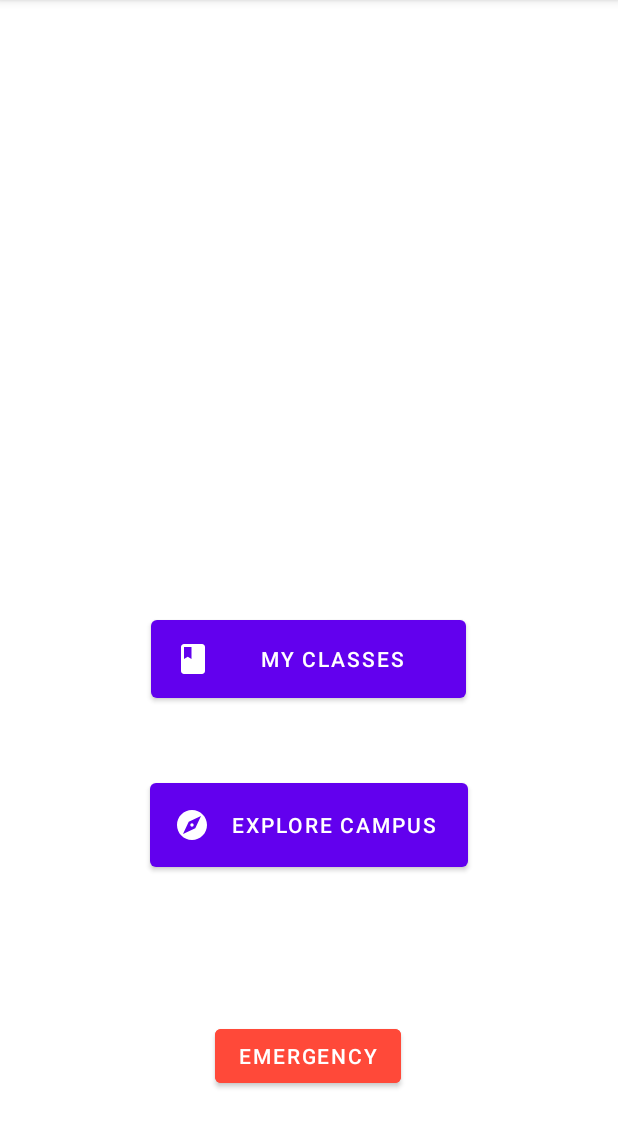
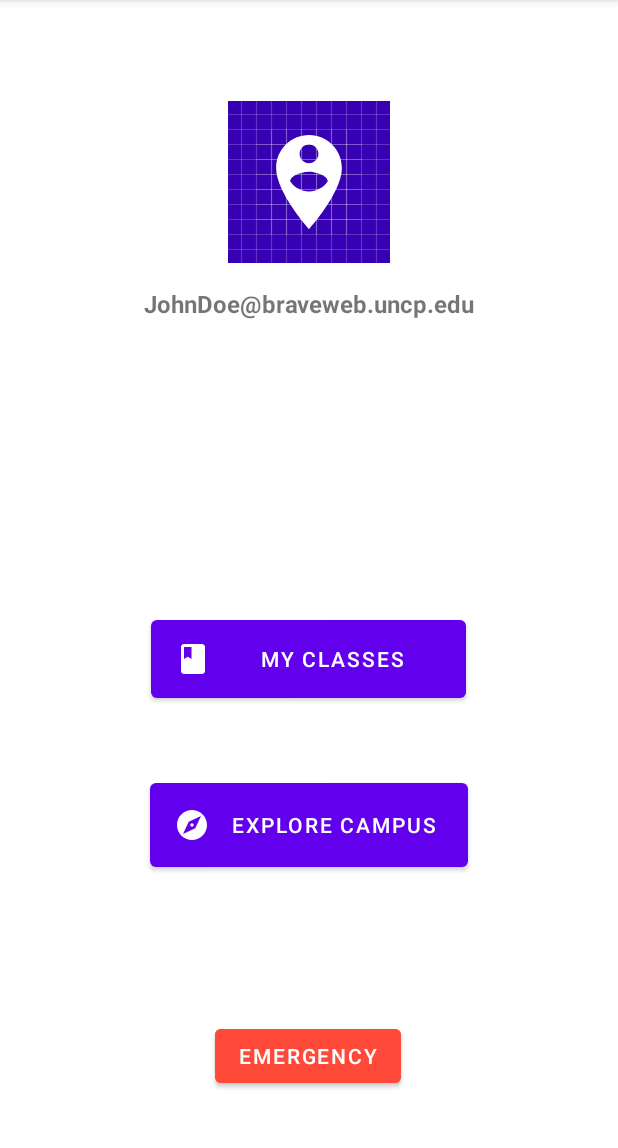
Before and after one commit to ETS-Android3/CampusWalker, an Android app: the loggedInNavigation screen opened directly, with no data from a screen before it, on a phone screen of 412 x 824 dp, the part 84-1232 px from its top. Run offline under Robolectric (Android 15) with nearby library versions, the phone set to English and light mode, and no system bars.

Commit message:
Update images in launch menu and user navigation

```diff
--- /dev/null
+++ b/MyApplication/app/src/main/res/drawable/ic_user_avatar_background.xml
@@ -0,0 +1,74 @@
+<?xml version="1.0" encoding="utf-8"?>
+<vector
+    android:height="108dp"
+    android:width="108dp"
+    android:viewportHeight="108"
+    android:viewportWidth="108"
+    xmlns:android="http://schemas.android.com/apk/res/android">
+    <path android:fillColor="@color/purple_700"
+          android:pathData="M0,0h108v108h-108z"/>
+    <path android:fillColor="#00000000" android:pathData="M9,0L9,108"
+          android:strokeColor="#33FFFFFF" android:strokeWidth="0.8"/>
+    <path android:fillColor="#00000000" android:pathData="M19,0L19,108"
+          android:strokeColor="#33FFFFFF" android:strokeWidth="0.8"/>
+    <path android:fillColor="#00000000" android:pathData="M29,0L29,108"
+          android:strokeColor="#33FFFFFF" android:strokeWidth="0.8"/>
+    <path android:fillColor="#00000000" android:pathData="M39,0L39,108"
+          android:strokeColor="#33FFFFFF" android:strokeWidth="0.8"/>
+    <path android:fillColor="#00000000" android:pathData="M49,0L49,108"
+          android:strokeColor="#33FFFFFF" android:strokeWidth="0.8"/>
+    <path android:fillColor="#00000000" android:pathData="M59,0L59,108"
+          android:strokeColor="#33FFFFFF" android:strokeWidth="0.8"/>
+    <path android:fillColor="#00000000" android:pathData="M69,0L69,108"
+          android:strokeColor="#33FFFFFF" android:strokeWidth="0.8"/>
+    <path android:fillColor="#00000000" android:pathData="M79,0L79,108"
+          android:strokeColor="#33FFFFFF" android:strokeWidth="0.8"/>
+    <path android:fillColor="#00000000" android:pathData="M89,0L89,108"
+          android:strokeColor="#33FFFFFF" android:strokeWidth="0.8"/>
+    <path android:fillColor="#00000000" android:pathData="M99,0L99,108"
+          android:strokeColor="#33FFFFFF" android:strokeWidth="0.8"/>
+    <path android:fillColor="#00000000" android:pathData="M0,9L108,9"
+          android:strokeColor="#33FFFFFF" android:strokeWidth="0.8"/>
+    <path android:fillColor="#00000000" android:pathData="M0,19L108,19"
+          android:strokeColor="#33FFFFFF" android:strokeWidth="0.8"/>
+    <path android:fillColor="#00000000" android:pathData="M0,29L108,29"
+          android:strokeColor="#33FFFFFF" android:strokeWidth="0.8"/>
+    <path android:fillColor="#00000000" android:pathData="M0,39L108,39"
+          android:strokeColor="#33FFFFFF" android:strokeWidth="0.8"/>
+    <path android:fillColor="#00000000" android:pathData="M0,49L108,49"
+          android:strokeColor="#33FFFFFF" android:strokeWidth="0.8"/>
+    <path android:fillColor="#00000000" android:pathData="M0,59L108,59"
+          android:strokeColor="#33FFFFFF" android:strokeWidth="0.8"/>
+    <path android:fillColor="#00000000" android:pathData="M0,69L108,69"
+          android:strokeColor="#33FFFFFF" android:strokeWidth="0.8"/>
+    <path android:fillColor="#00000000" android:pathData="M0,79L108,79"
+          android:strokeColor="#33FFFFFF" android:strokeWidth="0.8"/>
+    <path android:fillColor="#00000000" android:pathData="M0,89L108,89"
+          android:strokeColor="#33FFFFFF" android:strokeWidth="0.8"/>
+    <path android:fillColor="#00000000" android:pathData="M0,99L108,99"
+          android:strokeColor="#33FFFFFF" android:strokeWidth="0.8"/>
+    <path android:fillColor="#00000000" android:pathData="M19,29L89,29"
+          android:strokeColor="#33FFFFFF" android:strokeWidth="0.8"/>
+    <path android:fillColor="#00000000" android:pathData="M19,39L89,39"
+          android:strokeColor="#33FFFFFF" android:strokeWidth="0.8"/>
+    <path android:fillColor="#00000000" android:pathData="M19,49L89,49"
+          android:strokeColor="#33FFFFFF" android:strokeWidth="0.8"/>
+    <path android:fillColor="#00000000" android:pathData="M19,59L89,59"
+          android:strokeColor="#33FFFFFF" android:strokeWidth="0.8"/>
+    <path android:fillColor="#00000000" android:pathData="M19,69L89,69"
+          android:strokeColor="#33FFFFFF" android:strokeWidth="0.8"/>
+    <path android:fillColor="#00000000" android:pathData="M19,79L89,79"
+          android:strokeColor="#33FFFFFF" android:strokeWidth="0.8"/>
+    <path android:fillColor="#00000000" android:pathData="M29,19L29,89"
+          android:strokeColor="#33FFFFFF" android:strokeWidth="0.8"/>
+    <path android:fillColor="#00000000" android:pathData="M39,19L39,89"
+          android:strokeColor="#33FFFFFF" android:strokeWidth="0.8"/>
+    <path android:fillColor="#00000000" android:pathData="M49,19L49,89"
+          android:strokeColor="#33FFFFFF" android:strokeWidth="0.8"/>
+    <path android:fillColor="#00000000" android:pathData="M59,19L59,89"
+          android:strokeColor="#33FFFFFF" android:strokeWidth="0.8"/>
+    <path android:fillColor="#00000000" android:pathData="M69,19L69,89"
+          android:strokeColor="#33FFFFFF" android:strokeWidth="0.8"/>
+    <path android:fillColor="#00000000" android:pathData="M79,19L79,89"
+          android:strokeColor="#33FFFFFF" android:strokeWidth="0.8"/>
+</vector>
--- /dev/null
+++ b/MyApplication/app/src/main/res/drawable/ic_user_avatar_foreground.xml
@@ -0,0 +1,15 @@
+<vector xmlns:android="http://schemas.android.com/apk/res/android"
+    android:width="108dp"
+    android:height="108dp"
+    android:viewportWidth="108"
+    android:viewportHeight="108"
+    android:tint="#FFFFFF">
+  <group android:scaleX="3.132"
+      android:scaleY="3.132"
+      android:translateX="16.416"
+      android:translateY="16.416">
+    <path
+        android:fillColor="@android:color/white"
+        android:pathData="M12,2C8.14,2 5,5.14 5,9c0,5.25 7,13 7,13s7,-7.75 7,-13C19,5.14 15.86,2 12,2zM12,4c1.1,0 2,0.9 2,2c0,1.11 -0.9,2 -2,2s-2,-0.89 -2,-2C10,4.9 10.9,4 12,4zM12,14c-1.67,0 -3.14,-0.85 -4,-2.15c0.02,-1.32 2.67,-2.05 4,-2.05s3.98,0.73 4,2.05C15.14,13.15 13.67,14 12,14z"/>
+  </group>
+</vector>
--- a/MyApplication/app/src/main/res/layout/activity_logged_in_navigation.xml
+++ b/MyApplication/app/src/main/res/layout/activity_logged_in_navigation.xml
@@ -46,5 +46,38 @@
         app:layout_constraintEnd_toEndOf="parent"
         app:layout_constraintStart_toStartOf="parent" />
 
+    <ImageView
+        android:id="@+id/imageView2"
+        android:layout_width="wrap_content"
+        android:layout_height="wrap_content"
+        android:layout_marginTop="67dp"
+        app:layout_constraintEnd_toEndOf="parent"
+        app:layout_constraintStart_toStartOf="parent"
+        app:layout_constraintTop_toTopOf="parent"
+        app:srcCompat="@drawable/ic_user_avatar_background" />
+
+    <ImageView
+        android:id="@+id/imageView3"
+        android:layout_width="wrap_content"
+        android:layout_height="wrap_content"
+        android:layout_marginTop="67dp"
+        app:layout_constraintEnd_toEndOf="parent"
+        app:layout_constraintHorizontal_bias="0.501"
+        app:layout_constraintStart_toStartOf="parent"
+        app:layout_constraintTop_toTopOf="parent"
+        app:srcCompat="@drawable/ic_user_avatar_foreground" />
+
+    <TextView
+        android:id="@+id/textView5"
+        android:layout_width="wrap_content"
+        android:layout_height="wrap_content"
+        android:layout_marginTop="16dp"
+        android:text="JohnDoe@braveweb.uncp.edu"
+        android:textSize="16sp"
+        android:textStyle="bold"
+        app:layout_constraintEnd_toEndOf="parent"
+        app:layout_constraintStart_toStartOf="parent"
+        app:layout_constraintTop_toBottomOf="@+id/imageView2" />
+
 
 </androidx.constraintlayout.widget.ConstraintLayout>
--- a/MyApplication/app/src/main/res/layout/activity_main.xml
+++ b/MyApplication/app/src/main/res/layout/activity_main.xml
@@ -5,6 +5,16 @@
     android:layout_width="match_parent"
     android:layout_height="match_parent"
     tools:context=".MainActivity">
+
+    <ImageView
+        android:id="@+id/imageView5"
+        android:layout_width="wrap_content"
+        android:layout_height="wrap_content"
+        android:layout_marginTop="50dp"
+        app:layout_constraintEnd_toEndOf="parent"
+        app:layout_constraintStart_toStartOf="parent"
+        app:layout_constraintTop_toTopOf="parent"
+        app:srcCompat="@drawable/cwlogo" />
 
     <EditText
         android:id="@+id/editTextTextPersonName"
@@ -66,16 +76,4 @@
         app:layout_constraintHorizontal_bias="0.494"
         app:layout_constraintStart_toStartOf="parent" />
 
-    <TextView
-        android:id="@+id/textView4"
-        android:layout_width="167dp"
-        android:layout_height="42dp"
-        android:layout_marginBottom="208dp"
-        android:text="Campus Walker"
-        android:textAppearance="@style/TextAppearance.AppCompat.Large"
-        android:textColor="#000000"
-        app:layout_constraintBottom_toTopOf="@+id/editTextTextPersonName"
-        app:layout_constraintEnd_toEndOf="parent"
-        app:layout_constraintStart_toStartOf="parent" />
-
 </androidx.constraintlayout.widget.ConstraintLayout>
--- /dev/null
+++ b/MyApplication/app/src/main/res/mipmap-anydpi-v26/ic_user_avatar.xml
@@ -0,0 +1,5 @@
+<?xml version="1.0" encoding="utf-8"?>
+<adaptive-icon xmlns:android="http://schemas.android.com/apk/res/android">
+    <background android:drawable="@drawable/ic_user_avatar_background"/>
+    <foreground android:drawable="@drawable/ic_user_avatar_foreground"/>
+</adaptive-icon>
--- /dev/null
+++ b/MyApplication/app/src/main/res/mipmap-anydpi-v26/ic_user_avatar_round.xml
@@ -0,0 +1,5 @@
+<?xml version="1.0" encoding="utf-8"?>
+<adaptive-icon xmlns:android="http://schemas.android.com/apk/res/android">
+    <background android:drawable="@drawable/ic_user_avatar_background"/>
+    <foreground android:drawable="@drawable/ic_user_avatar_foreground"/>
+</adaptive-icon>
```
Also changed, not shown: MyApplication/app/src/main/ic_user_avatar-playstore.png (added), MyApplication/app/src/main/res/drawable/CWlogo.png (added), 1 other file.
